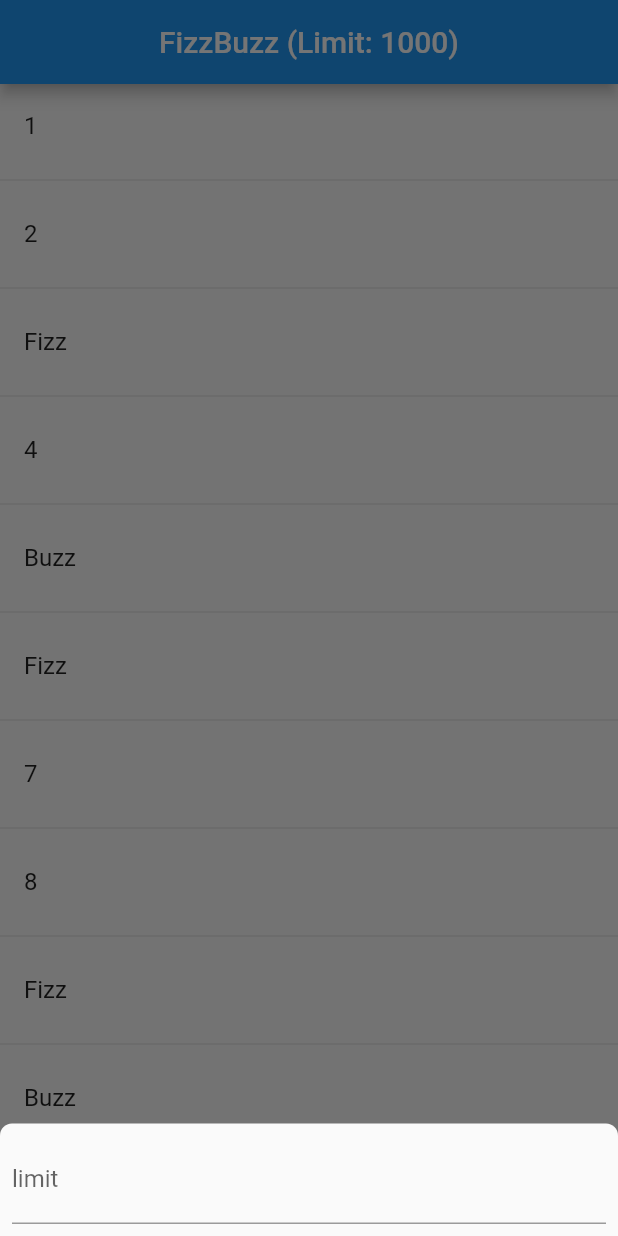
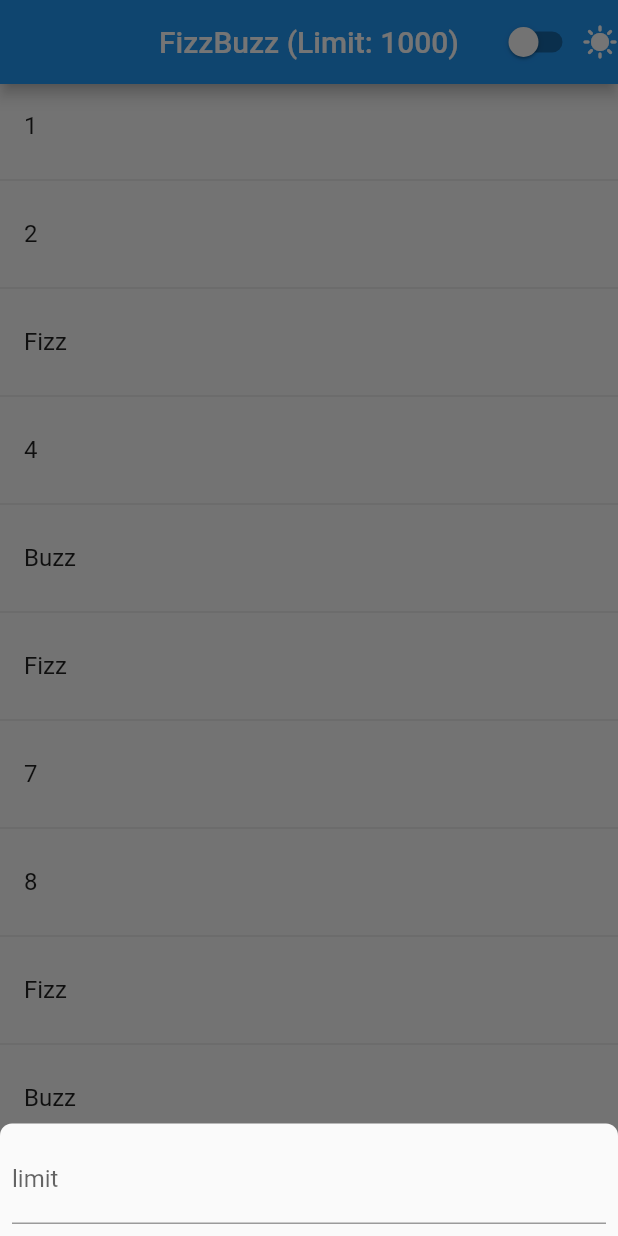
Before and after one commit to lahiruzone/fizzbuzz-app, a Flutter app: the screen it shows after launch, after a tap on "Change Limit", on a phone screen of 412 x 824 dp. Run offline on Flutter 3.47's test engine with Material 2 defaults, Android fonts, the phone set to English and light mode, and no system bars; our stand-ins replace bloc, equatable, flutter_bloc, get_it.

Commit message:
feat(dark_mode): implimented theme toggle button

```diff
--- a/lib/app.dart
+++ b/lib/app.dart
@@ -1,17 +1,21 @@
+import 'package:fizzbuzz_app/core/app/theme/prasantation/cubit/theme_cubit.dart';
 import 'package:fizzbuzz_app/features/fizzbuzz/presantation/pages/home_page.dart';
 import 'package:flutter/material.dart';
+import 'package:flutter_bloc/flutter_bloc.dart';
 
 class MyApp extends StatelessWidget {
   const MyApp({super.key});
 
   @override
   Widget build(BuildContext context) {
-    return MaterialApp(
-      title: 'FizzBuzz App',
-      theme: ThemeData(
-        primarySwatch: Colors.blue,
-      ),
-      home: const HomePage(),
+    return BlocBuilder<ThemeCubit, ThemeState>(
+      builder: (context, state) {
+        return MaterialApp(
+          title: 'FizzBuzz App',
+          theme: state.themeData,
+          home: const HomePage(),
+        );
+      },
     );
   }
 }
--- a/lib/features/fizzbuzz/presantation/pages/home_page.dart
+++ b/lib/features/fizzbuzz/presantation/pages/home_page.dart
@@ -1,4 +1,5 @@
 import 'package:fizzbuzz_app/features/fizzbuzz/presantation/widgets/home_page_body_widget.dart';
+import 'package:fizzbuzz_app/features/fizzbuzz/presantation/widgets/home_page_theme_toggle_button_widget.dart';
 import 'package:flutter/material.dart';
 import 'package:flutter_bloc/flutter_bloc.dart';
 import 'package:fizzbuzz_app/config.dart';
@@ -21,6 +22,7 @@ class HomePage extends StatelessWidget {
         appBar: AppBar(
           centerTitle: true,
           title: const HomePageFizzbuzzLimitDisplayTextWidget(),
+          actions: const [HomePageThemeToggleButtonWidget()],
         ),
         floatingActionButton: const HomePageFloatingActionButtonWidget(),
         body: const HomePageBodyWidget(),
--- /dev/null
+++ b/lib/features/fizzbuzz/presantation/widgets/home_page_theme_toggle_button_widget.dart
@@ -0,0 +1,23 @@
+import 'package:fizzbuzz_app/core/app/theme/prasantation/cubit/theme_cubit.dart';
+import 'package:flutter/material.dart';
+import 'package:flutter_bloc/flutter_bloc.dart';
+
+class HomePageThemeToggleButtonWidget extends StatelessWidget {
+  const HomePageThemeToggleButtonWidget({
+    Key? key,
+  }) : super(key: key);
+
+  @override
+  Widget build(BuildContext context) {
+    return BlocBuilder<ThemeCubit, ThemeState>(
+      builder: (context, state) {
+        return Row(
+          children: [
+            Switch(value: state.darkMode, onChanged: (val) => context.read<ThemeCubit>().toggleTheme()),
+            Icon(state.darkMode ? Icons.nightlight_round : Icons.sunny),
+          ],
+        );
+      },
+    );
+  }
+}
--- a/lib/main.dart
+++ b/lib/main.dart
@@ -1,9 +1,14 @@
 import 'package:fizzbuzz_app/app.dart';
+import 'package:fizzbuzz_app/core/app/theme/prasantation/cubit/theme_cubit.dart';
 import 'package:flutter/material.dart';
 import 'package:fizzbuzz_app/injection_container.dart' as di;
+import 'package:flutter_bloc/flutter_bloc.dart';
 
 void main() {
   WidgetsFlutterBinding.ensureInitialized();
   di.init();
-  runApp(const MyApp());
+  runApp(BlocProvider(
+    create: (context) => ThemeCubit(),
+    child: const MyApp(),
+  ));
 }
```
